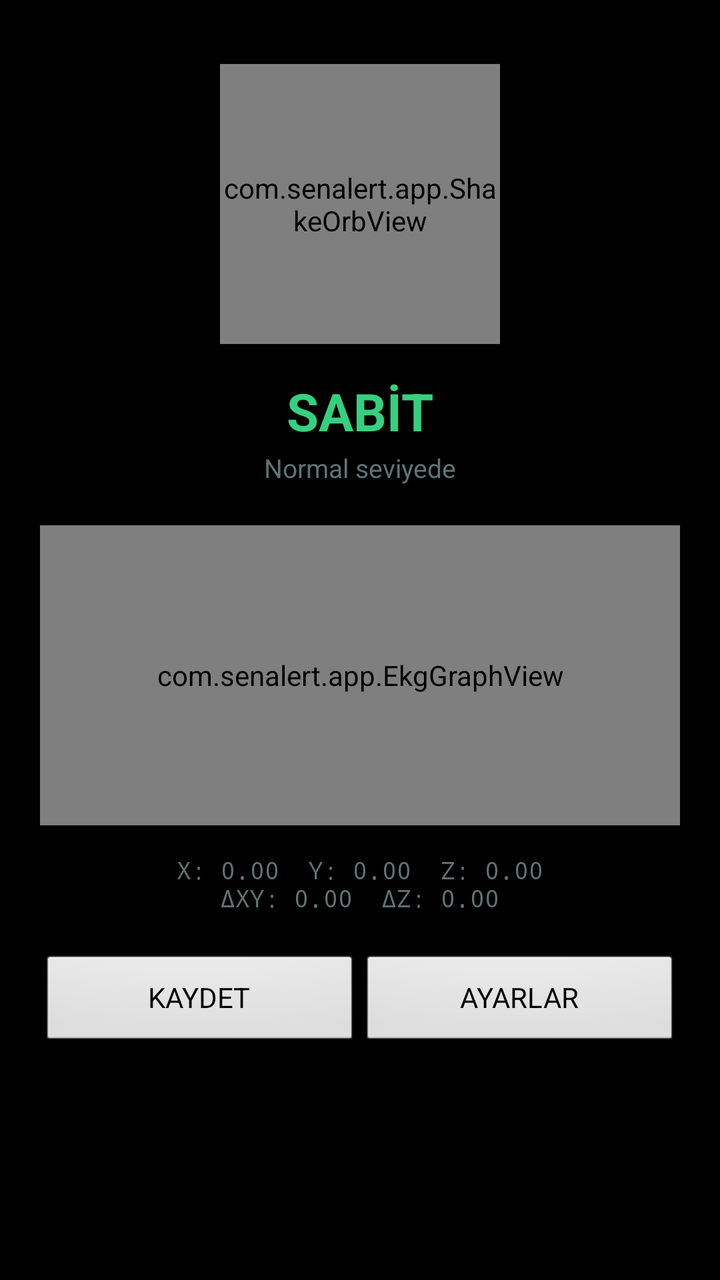
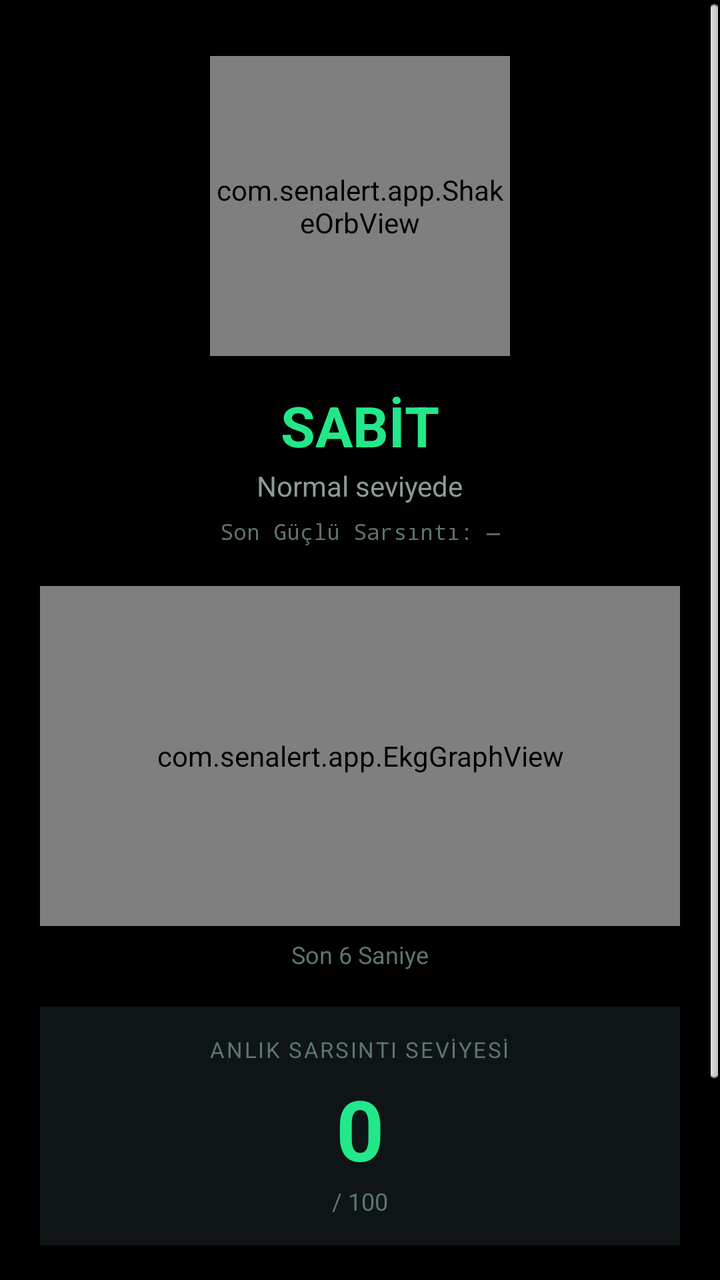

Compare the two renders of this Android layout. The source of the first and the diff that turns it into the second are given below.
<!-- AndroidManifest.xml: application theme android:Theme.Black.NoTitleBar -->
<!-- res/layout/activity_main.xml -->
<?xml version="1.0" encoding="utf-8"?>
<ScrollView xmlns:android="http://schemas.android.com/apk/res/android"
    android:id="@+id/rootLayout"
    android:layout_width="match_parent"
    android:layout_height="match_parent"
    android:background="#05070707">

    <LinearLayout
        android:layout_width="match_parent"
        android:layout_height="wrap_content"
        android:orientation="vertical"
        android:padding="20dp">

        <com.senalert.app.ShakeOrbView
            android:id="@+id/orbView"
            android:layout_width="140dp"
            android:layout_height="140dp"
            android:layout_gravity="center_horizontal"
            android:layout_marginTop="12dp"/>

        <TextView
            android:id="@+id/stateText"
            android:layout_width="wrap_content"
            android:layout_height="wrap_content"
            android:layout_gravity="center_horizontal"
            android:layout_marginTop="16dp"
            android:text="SABİT"
            android:textColor="#35D07F"
            android:textSize="26sp"
            android:textStyle="bold"/>

        <TextView
            android:id="@+id/subText"
            android:layout_width="wrap_content"
            android:layout_height="wrap_content"
            android:layout_gravity="center_horizontal"
            android:layout_marginTop="2dp"
            android:text="Normal seviyede"
            android:textColor="#5E7472"
            android:textSize="13sp"/>

        <TextView
            android:id="@+id/alertBar"
            android:layout_width="match_parent"
            android:layout_height="wrap_content"
            android:layout_marginTop="16dp"
            android:padding="14dp"
            android:gravity="center"
            android:visibility="gone"
            android:textColor="#000000"
            android:textSize="16sp"
            android:textStyle="bold"
            android:background="#808080"/>

        <Button
            android:id="@+id/btnMute"
            android:layout_width="match_parent"
            android:layout_height="wrap_content"
            android:layout_marginTop="12dp"
            android:text="SUSTUR"
            android:backgroundTint="#FF4438"
            android:textColor="#FFFFFF"
            android:visibility="gone"/>

        <com.senalert.app.EkgGraphView
            android:id="@+id/ekgView"
            android:layout_width="match_parent"
            android:layout_height="150dp"
            android:layout_marginTop="20dp"
            android:background="#0a1112"/>

        <TextView
            android:id="@+id/sensorText"
            android:layout_width="wrap_content"
            android:layout_height="wrap_content"
            android:layout_gravity="center_horizontal"
            android:layout_marginTop="14dp"
            android:text="X: 0.00  Y: 0.00  Z: 0.00\nΔXY: 0.00  ΔZ: 0.00"
            android:textColor="#5E7472"
            android:textSize="12sp"
            android:fontFamily="monospace"
            android:gravity="center"/>

        <Button
            android:id="@+id/btnRecalibrate"
            android:layout_width="wrap_content"
            android:layout_height="wrap_content"
            android:layout_gravity="center_horizontal"
            android:layout_marginTop="16dp"
            android:text="YENİDEN KALİBRE ET"
            android:visibility="gone"/>

        <LinearLayout
            android:layout_width="match_parent"
            android:layout_height="wrap_content"
            android:orientation="horizontal"
            android:layout_marginTop="20dp">

            <Button
                android:id="@+id/btnCapture"
                android:layout_width="0dp"
                android:layout_height="wrap_content"
                android:layout_weight="1"
                android:text="KAYDET"/>

            <Button
                android:id="@+id/btnSettings"
                android:layout_width="0dp"
                android:layout_height="wrap_content"
                android:layout_weight="1"
                android:text="AYARLAR"/>

        </LinearLayout>

    </LinearLayout>
</ScrollView>
<!-- resources referenced by this layout -->
<resources>

</resources>

<!-- the commit's change to res/layout/activity_main.xml (unified diff, before → after) -->
@@ -13,10 +13,10 @@
 
         <com.senalert.app.ShakeOrbView
             android:id="@+id/orbView"
-            android:layout_width="140dp"
-            android:layout_height="140dp"
+            android:layout_width="150dp"
+            android:layout_height="150dp"
             android:layout_gravity="center_horizontal"
-            android:layout_marginTop="12dp"/>
+            android:layout_marginTop="8dp"/>
 
         <TextView
             android:id="@+id/stateText"
@@ -25,8 +25,8 @@
             android:layout_gravity="center_horizontal"
             android:layout_marginTop="16dp"
             android:text="SABİT"
-            android:textColor="#35D07F"
-            android:textSize="26sp"
+            android:textColor="#22E88A"
+            android:textSize="28sp"
             android:textStyle="bold"/>
 
         <TextView
@@ -36,8 +36,19 @@
             android:layout_gravity="center_horizontal"
             android:layout_marginTop="2dp"
             android:text="Normal seviyede"
+            android:textColor="#8A9C9A"
+            android:textSize="14sp"/>
+
+        <TextView
+            android:id="@+id/lastStrongText"
+            android:layout_width="wrap_content"
+            android:layout_height="wrap_content"
+            android:layout_gravity="center_horizontal"
+            android:layout_marginTop="6dp"
+            android:text="Son Güçlü Sarsıntı: —"
             android:textColor="#5E7472"
-            android:textSize="13sp"/>
+            android:textSize="11sp"
+            android:fontFamily="monospace"/>
 
         <TextView
             android:id="@+id/alertBar"
@@ -58,28 +69,93 @@
             android:layout_height="wrap_content"
             android:layout_marginTop="12dp"
             android:text="SUSTUR"
-            android:backgroundTint="#FF4438"
+            android:backgroundTint="#FF3B30"
             android:textColor="#FFFFFF"
             android:visibility="gone"/>
 
         <com.senalert.app.EkgGraphView
             android:id="@+id/ekgView"
             android:layout_width="match_parent"
-            android:layout_height="150dp"
+            android:layout_height="170dp"
             android:layout_marginTop="20dp"
             android:background="#0a1112"/>
 
         <TextView
-            android:id="@+id/sensorText"
+            android:layout_width="wrap_content"
+            android:layout_height="wrap_content"
+            android:layout_gravity="center_horizontal"
+            android:layout_marginTop="6dp"
+            android:text="Son 6 Saniye"
+            android:textColor="#5E7472"
+            android:textSize="12sp"/>
+
+        <LinearLayout
+            android:layout_width="match_parent"
+            android:layout_height="wrap_content"
+            android:orientation="vertical"
+            android:gravity="center"
+            android:layout_marginTop="18dp"
+            android:padding="14dp"
+            android:background="#0F1517">
+
+            <TextView
+                android:layout_width="wrap_content"
+                android:layout_height="wrap_content"
+                android:text="ANLIK SARSINTI SEVİYESİ"
+                android:textColor="#5E7472"
+                android:textSize="11sp"
+                android:letterSpacing="0.08"/>
+
+            <TextView
+                android:id="@+id/levelNumberText"
+                android:layout_width="wrap_content"
+                android:layout_height="wrap_content"
+                android:text="0"
+                android:textColor="#22E88A"
+                android:textSize="42sp"
+                android:textStyle="bold"
+                android:layout_marginTop="4dp"/>
+
+            <TextView
+                android:layout_width="wrap_content"
+                android:layout_height="wrap_content"
+                android:text="/ 100"
+                android:textColor="#5E7472"
+                android:textSize="12sp"/>
+        </LinearLayout>
+
+        <TextView
+            android:id="@+id/btnInfoToggle"
             android:layout_width="wrap_content"
             android:layout_height="wrap_content"
             android:layout_gravity="center_horizontal"
             android:layout_marginTop="14dp"
-            android:text="X: 0.00  Y: 0.00  Z: 0.00\nΔXY: 0.00  ΔZ: 0.00"
+            android:padding="8dp"
+            android:text="ℹ️ Teknik Bilgi"
             android:textColor="#5E7472"
-            android:textSize="12sp"
-            android:fontFamily="monospace"
-            android:gravity="center"/>
+            android:textSize="12sp"/>
+
+        <LinearLayout
+            android:id="@+id/detailsPanel"
+            android:layout_width="match_parent"
+            android:layout_height="wrap_content"
+            android:orientation="vertical"
+            android:visibility="gone"
+            android:background="#0F1517"
+            android:padding="12dp"
+            android:layout_marginTop="4dp">
+
+            <TextView
+                android:id="@+id/sensorText"
+                android:layout_width="wrap_content"
+                android:layout_height="wrap_content"
+                android:layout_gravity="center_horizontal"
+                android:text="X: 0.00  Y: 0.00  Z: 0.00\nΔXY: 0.00  ΔZ: 0.00"
+                android:textColor="#5E7472"
+                android:textSize="12sp"
+                android:fontFamily="monospace"
+                android:gravity="center"/>
+        </LinearLayout>
 
         <Button
             android:id="@+id/btnRecalibrate"
@@ -101,7 +177,7 @@
                 android:layout_width="0dp"
                 android:layout_height="wrap_content"
                 android:layout_weight="1"
-                android:text="KAYDET"/>
+                android:text="OLAYI KAYDET"/>
 
             <Button
                 android:id="@+id/btnSettings"
